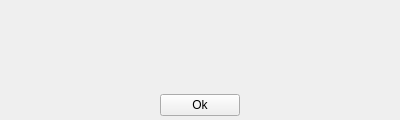
Old version of the form share/skins/default/message.ui in the repository itds-consulting/yate.
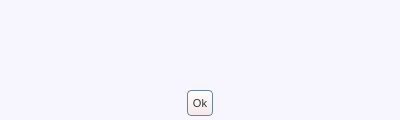
New version of the form. Icons and pictures are not drawn.

Commit message: Moved channel control buttons to channel item in channels list. Conference and transfer are now done from master channel and shown in its item in channels list. Changed user interface colors and shapes.

```diff
--- a/share/skins/default/message.ui
+++ b/share/skins/default/message.ui
@@ -1,6 +1,6 @@
 <ui version="4.0" >
- <class>Message</class>
- <widget class="QWidget" name="Message" >
+ <class>message</class>
+ <widget class="QWidget" name="message" >
   <property name="geometry" >
    <rect>
     <x>0</x>
@@ -30,6 +30,81 @@
   <property name="windowTitle" >
    <string>Message</string>
   </property>
+  <property name="styleSheet" >
+   <string>QWidget#message{
+  background:#f7f5fd;
+}
+QLineEdit {
+  color:#333333;
+  border: 1px solid #717fa0;
+  border-radius: 4px;
+}
+QTextEdit {
+  color:#333333;
+  border: 0px solid #717fa0;
+  background:transparent;
+}
+QToolButton {
+  border: 1px solid #717fa0;
+  border-radius: 4px;
+  font-size: 11px;
+  color: #333333;
+  background: qlineargradient(x1: 0, y1: 0, x2: 0, y2: 1, stop: 0 #ffffff, stop: 1 #f6e8e8);
+}
+QToolButton:hover {
+  background: qlineargradient(x1: 0, y1: 0, x2: 0, y2: 1, stop: 0 #ffffff, stop: 1 #f9f3f3);
+}
+QToolButton:pressed {
+  background: qlineargradient(x1: 0, y1: 0, x2: 0, y2: 1, stop: 0 #f6e8e8, stop: 1 #ffffff);
+}
+QScrollBar {
+  border: 1px solid #717fa0;
+  background: white;
+}
+QScrollBar::handle {
+  background: qlineargradient(x1: 0, y1: 0, x2: 0, y2: 1, stop: 0 #ffffff, stop: 1 #f6e8e8);
+  border: 1px solid #717fa0;
+}
+QScrollBar:vertical {
+  width: 14px;
+  margin: 16px 0px 16px 0px;
+  border-top: 0px;
+  border-bottom: 0px;
+  border-right: 0px;
+}
+QScrollBar:horizontal {
+  height: 14px;
+  margin: 0px 16px 0px 16px;
+  border-left: 0px;
+  border-right: 0px;
+  border-bottom: 0px;
+}
+QScrollBar::add-line {
+  height: 13px;
+  width: 13px;
+  border: 1px solid #717fa0;
+  subcontrol-origin: margin;
+  background: qlineargradient(x1: 0, y1: 0, x2: 0, y2: 1, stop: 0 #ffffff, stop: 1 #f6e8e8);
+}
+QScrollBar::sub-line {
+  height: 13px;
+  width: 13px;
+  border: 1px solid #717fa0;
+  subcontrol-origin: margin;
+  background: qlineargradient(x1: 0, y1: 0, x2: 0, y2: 1, stop: 0 #ffffff, stop: 1 #f6e8e8);
+}
+QScrollBar::handle:vertical { border-left: 0px; border-right: 0px; }
+QScrollBar::handle:horizontal { border-top: 0px; border-bottom: 0px; }
+QScrollBar::add-line:vertical { subcontrol-position: bottom; image: url(scroll_down.png); height: 14px; }
+QScrollBar::sub-line:vertical { subcontrol-position: top; image: url(scroll_up.png); height: 14px; }
+QScrollBar::add-line:horizontal { subcontrol-position: right; image: url(scroll_right.png); width: 14px; }
+QScrollBar::sub-line:horizontal { subcontrol-position: left; image: url(scroll_left.png); width: 14px; }
+QScrollBar::up-arrow:pressed { border: 1px solid #717fa0; }
+QScrollBar::down-arrow:pressed { border: 1px solid #717fa0; }
+QScrollBar::left-arrow:pressed { border: 1px solid #717fa0; }
+QScrollBar::right-arrow:pressed { border: 1px solid #717fa0; }
+</string>
+  </property>
   <layout class="QVBoxLayout" >
    <property name="leftMargin" >
     <number>4</number>
@@ -80,14 +155,6 @@
      </item>
      <item>
       <widget class="QTextEdit" name="text" >
-       <property name="styleSheet" >
-        <string>QTextEdit {&#xd;
-background:transparent;&#xd;
-}</string>
-       </property>
-       <property name="frameShape" >
-        <enum>QFrame::NoFrame</enum>
-       </property>
        <property name="readOnly" >
         <bool>true</bool>
        </property>
@@ -111,12 +178,24 @@
       </spacer>
      </item>
      <item>
-      <widget class="QPushButton" name="button_hide" >
-       <property name="statusTip" >
-        <string>Close the window</string>
+      <widget class="QToolButton" name="button_hide" >
+       <property name="sizePolicy" >
+        <sizepolicy vsizetype="Fixed" hsizetype="Minimum" >
+         <horstretch>0</horstretch>
+         <verstretch>0</verstretch>
+        </sizepolicy>
        </property>
-       <property name="whatsThis" >
-        <string>Close the window</string>
+       <property name="minimumSize" >
+        <size>
+         <width>0</width>
+         <height>26</height>
+        </size>
+       </property>
+       <property name="maximumSize" >
+        <size>
+         <width>16777215</width>
+         <height>26</height>
+        </size>
        </property>
        <property name="text" >
         <string>Ok</string>
@@ -124,6 +203,18 @@
        <property name="icon" >
         <iconset>ok.png</iconset>
        </property>
+       <property name="toolButtonStyle" >
+        <enum>Qt::ToolButtonTextBesideIcon</enum>
+       </property>
+       <property name="_yate_normal_icon" stdset="0" >
+        <string>ok.png</string>
+       </property>
+       <property name="_yate_pressed_icon" stdset="0" >
+        <string>ok_pressed.png</string>
+       </property>
+       <property name="_yate_hover_icon" stdset="0" >
+        <string>ok_hover.png</string>
+       </property>
       </widget>
      </item>
      <item>
```
The commit also changes 200 other files.
